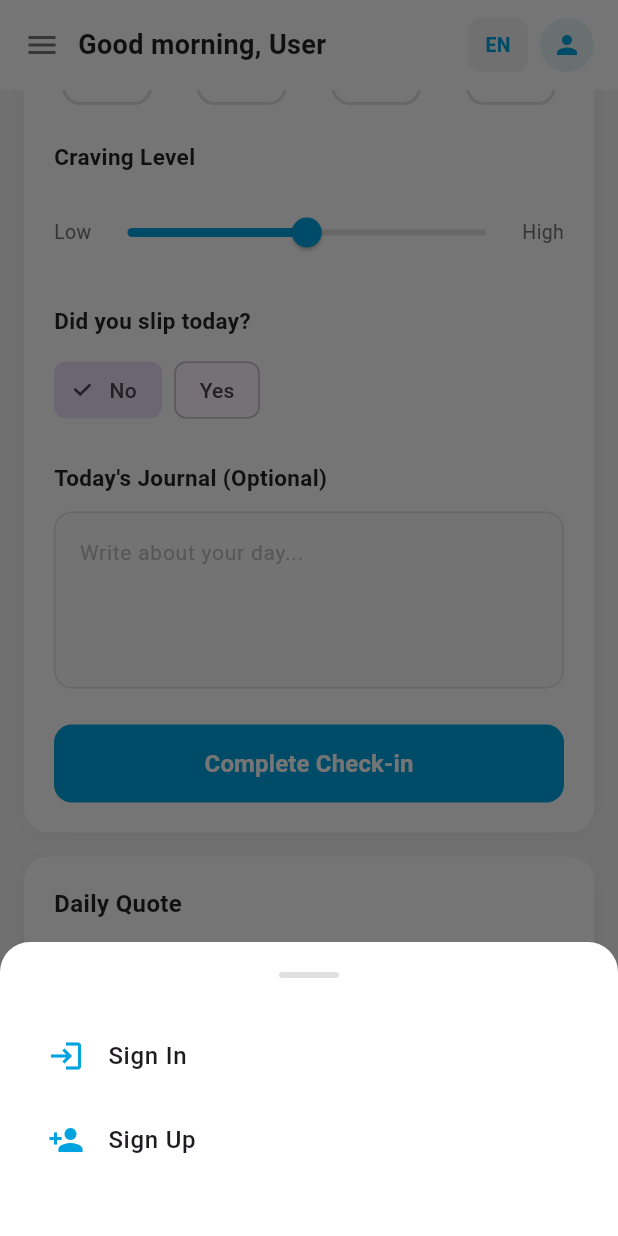
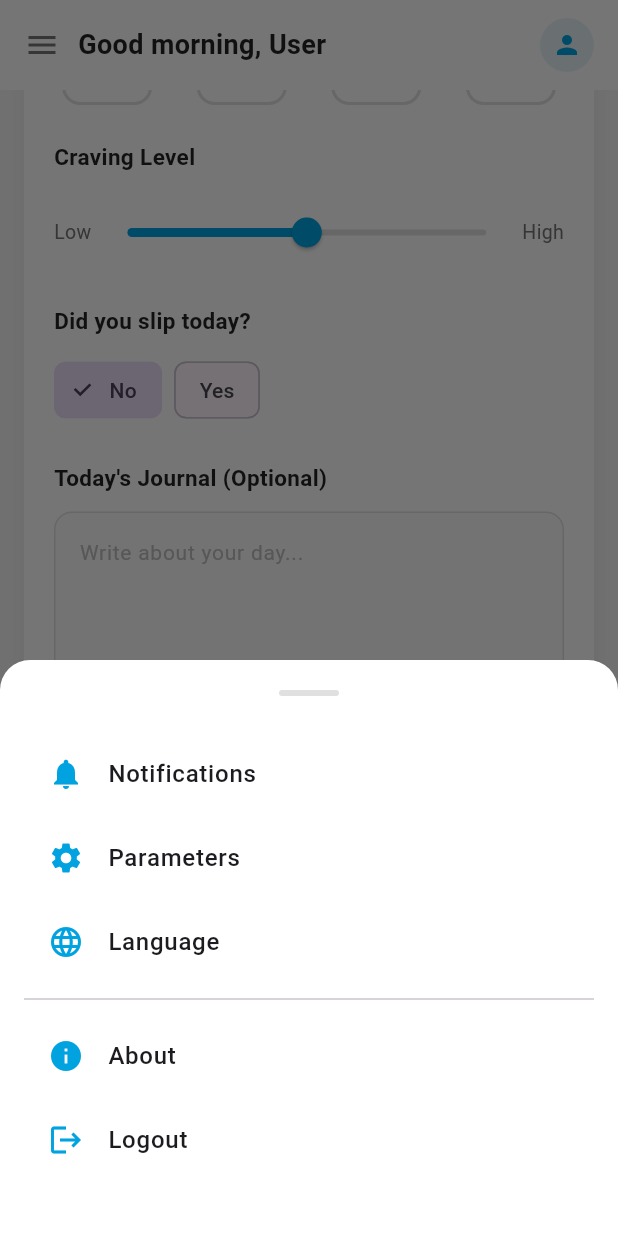
Before and after one commit to Yassine-hn/addiction-quit, a Flutter app: the HomeScreen screen opened by its route, scrolled down 576 dp, after a tap on the "menu" icon, on a phone screen of 412 x 824 dp. Run offline on Flutter 3.47's test engine with Material 3 defaults, Android fonts, the light colour scheme and no system bars; our stand-ins replace dio, equatable, firebase_core, flutter_bloc, flutter_secure_storage, shared_preferences and 1 more; accounts and stored records are empty.

Commit message:
feat: add side menu in home. add notification screen.

```diff
--- a/lib/presentation/app_routes.dart
+++ b/lib/presentation/app_routes.dart
@@ -8,6 +8,9 @@ import '../modules/community_module/screens/community_screen.dart';
 import './screens/loading_screen.dart';
 import './screens/login_screen.dart';
 import './screens/signup_screen.dart';
+import './screens/notifications_screen.dart';
+import './screens/parameters_screen.dart';
+import './screens/about_screen.dart';
 import '../modules/Addiction_Form_module/screens/Step0Welcome.dart';
 import '../modules/Addiction_Form_module/data/user_data_service.dart';
 import 'package:addiction_quit/modules/Addiction_Form_module/data/Cubit/UserInfoCubit.dart';
@@ -24,6 +27,9 @@ class AppRoutes {
   static const String formStart = '/formStart';
   static const String login = '/login';
   static const String signup = '/signup';
+  static const String notifications = '/notifications';
+  static const String parameters = '/parameters';
+  static const String about = '/about';
 
   // Helper to check if user exists
   static Future<bool> checkUserExists() async {
@@ -88,6 +94,15 @@ class AppRoutes {
       case signup:
         return MaterialPageRoute(builder: (_) => const SignupScreen());
 
+      case notifications:
+        return MaterialPageRoute(builder: (_) => const NotificationsScreen());
+
+      case parameters:
+        return MaterialPageRoute(builder: (_) => const ParametersScreen());
+
+      case about:
+        return MaterialPageRoute(builder: (_) => const AboutScreen());
+
       // Add more routes here as needed
 
       default:
--- a/lib/presentation/screens/home_screen.dart
+++ b/lib/presentation/screens/home_screen.dart
@@ -154,8 +154,6 @@ class _HomeScreenState extends State<HomeScreen>
             ),
           ),
           const SizedBox(width: 8),
-          _buildLanguageToggle(context),
-          const SizedBox(width: 8),
           const CircleAvatar(
             radius: 18,
             backgroundColor: Color(0xFFE8F4F8),
@@ -188,10 +186,11 @@ class _HomeScreenState extends State<HomeScreen>
                 ),
               ),
               const SizedBox(height: 24),
+              // Notifications
               ListTile(
-                leading: const Icon(Icons.login, color: Color(0xFF00A3E0)),
+                leading: const Icon(Icons.notifications, color: Color(0xFF00A3E0)),
                 title: const Text(
-                  'Sign In',
+                  'Notifications',
                   style: TextStyle(
                     fontSize: 16,
                     fontWeight: FontWeight.w500,
@@ -199,19 +198,14 @@ class _HomeScreenState extends State<HomeScreen>
                 ),
                 onTap: () {
                   Navigator.pop(context);
-                  // TODO: Navigate to sign in screen
-                  ScaffoldMessenger.of(context).showSnackBar(
-                    const SnackBar(
-                      content: Text('Sign In screen coming soon'),
-                      duration: Duration(seconds: 2),
-                    ),
-                  );
+                  Navigator.pushNamed(context, '/notifications');
                 },
               ),
+              // Parameters
               ListTile(
-                leading: const Icon(Icons.person_add, color: Color(0xFF00A3E0)),
+                leading: const Icon(Icons.settings, color: Color(0xFF00A3E0)),
                 title: const Text(
-                  'Sign Up',
+                  'Parameters',
                   style: TextStyle(
                     fontSize: 16,
                     fontWeight: FontWeight.w500,
@@ -219,13 +213,51 @@ class _HomeScreenState extends State<HomeScreen>
                 ),
                 onTap: () {
                   Navigator.pop(context);
-                  // TODO: Navigate to sign up screen
-                  ScaffoldMessenger.of(context).showSnackBar(
-                    const SnackBar(
-                      content: Text('Sign Up screen coming soon'),
-                      duration: Duration(seconds: 2),
-                    ),
-                  );
+                  Navigator.pushNamed(context, '/parameters');
+                },
+              ),
+              // Language
+              ListTile(
+                leading: const Icon(Icons.language, color: Color(0xFF00A3E0)),
+                title: const Text(
+                  'Language',
+                  style: TextStyle(
+                    fontSize: 16,
+                    fontWeight: FontWeight.w500,
+                  ),
+                ),
+                onTap: () {
+                  _showLanguageDialog(context);
+                },
+              ),
+              const Divider(height: 20),
+              // About
+              ListTile(
+                leading: const Icon(Icons.info, color: Color(0xFF00A3E0)),
+                title: const Text(
+                  'About',
+                  style: TextStyle(
+                    fontSize: 16,
+                    fontWeight: FontWeight.w500,
+                  ),
+                ),
+                onTap: () {
+                  Navigator.pop(context);
+                  Navigator.pushNamed(context, '/about');
+                },
+              ),
+              // Logout
+              ListTile(
+                leading: const Icon(Icons.logout, color: Color(0xFF00A3E0)),
+                title: const Text(
+                  'Logout',
+                  style: TextStyle(
+                    fontSize: 16,
+                    fontWeight: FontWeight.w500,
+                  ),
+                ),
+                onTap: () {
+                  _showLogoutConfirmationDialog(context);
                 },
               ),
               const SizedBox(height: 16),
@@ -236,30 +268,58 @@ class _HomeScreenState extends State<HomeScreen>
     );
   }
 
-  Widget _buildLanguageToggle(BuildContext context) {
-    return BlocBuilder<LanguageCubit, LanguageState>(
-      builder: (context, state) {
-        final isArabic = state.locale.languageCode == 'ar';
-        return GestureDetector(
-          onTap: () => context.read<LanguageCubit>().toggleLanguage(),
-          child: Container(
-            width: 40,
-            height: 36,
-            decoration: BoxDecoration(
-              color: Colors.grey[100],
-              borderRadius: BorderRadius.circular(8),
+  void _showLanguageDialog(BuildContext context) {
+    showDialog(
+      context: context,
+      builder: (BuildContext context) {
+        return AlertDialog(
+          title: const Text('Select Language'),
+          content: Column(
+            mainAxisSize: MainAxisSize.min,
+            children: [
+              ListTile(
+                title: const Text('English'),
+                onTap: () {
+                  context.read<LanguageCubit>().changeLanguage('en');
+                  Navigator.pop(context);
+                },
+              ),
+              ListTile(
+                title: const Text('العربية (Arabic)'),
+                onTap: () {
+                  context.read<LanguageCubit>().changeLanguage('ar');
+                  Navigator.pop(context);
+                },
+              ),
+            ],
+          ),
+        );
+      },
+    );
+  }
+
+  void _showLogoutConfirmationDialog(BuildContext context) {
+    showDialog(
+      context: context,
+      builder: (BuildContext context) {
+        return AlertDialog(
+          title: const Text('Confirm Logout'),
+          content: const Text('Are you sure you want to logout?'),
+          actions: [
+            TextButton(
+              onPressed: () {
+                Navigator.pop(context);
+              },
+              child: const Text('Cancel'),
             ),
-            child: Center(
-              child: Text(
-                isArabic ? 'ع' : 'EN',
-                style: const TextStyle(
-                  fontSize: 13,
-                  fontWeight: FontWeight.w600,
-                  color: Color(0xFF00A3E0),
-                ),
-              ),
+            TextButton(
+              onPressed: () {
+                Navigator.pop(context);
+                // Logout logic will be implemented later
+              },
+              child: const Text('Logout'),
             ),
-          ),
+          ],
         );
       },
     );
```
Also changed, not shown: lib/data/models/notification_model.dart (added, +47 -0 lines), lib/data/repositories/notifications_repository.dart (+6 -6 lines), lib/presentation/screens/about_screen.dart (added, +18 -0 lines), lib/presentation/screens/notifications_screen.dart (added, +387 -0 lines), lib/presentation/screens/parameters_screen.dart (added, +18 -0 lines).
